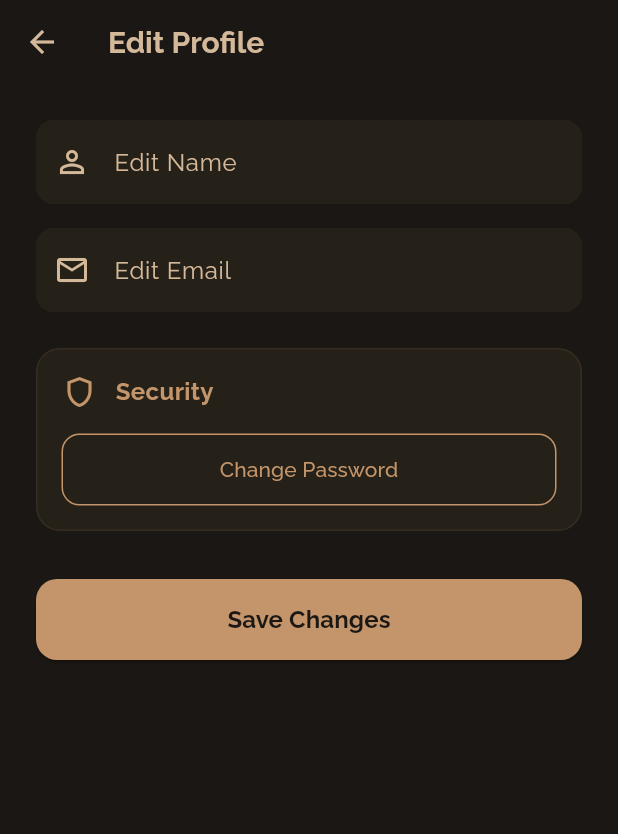
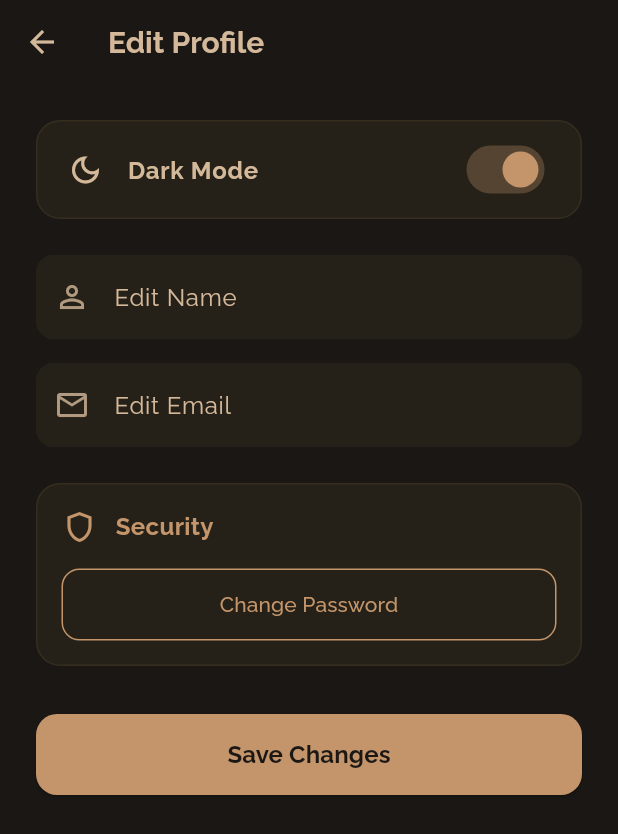
Before and after one commit to hasaanhameed/DermaLens, a Flutter app: the EditProfilePage screen opened directly, on a phone screen of 412 x 824 dp. Shown: the top 834 px of the screen. Run offline on Flutter 3.47's test engine with Material 3 defaults, Android fonts, the phone set to English and light mode, and no system bars; our stand-ins replace lottie.

Commit message:
Light Mode Updated

```diff
--- a/dermalens_frontend/lib/main.dart
+++ b/dermalens_frontend/lib/main.dart
@@ -44,12 +44,12 @@ class MyApp extends StatelessWidget {
           theme: ThemeData( // This represents the 'lightTheme'
             brightness: Brightness.light,
             scaffoldBackgroundColor: AppColors.blush,   // Beautiful Cream Background
-            cardColor: Colors.white,                    // Solid white cards!
+            cardColor: AppColors.cream,                    // Off-white cream cards instead of stark white!
             colorScheme: const ColorScheme.light(
               surface: AppColors.blush,                 // The cream background
               onSurface: AppColors.deepVoid,            // Almost black text for readability
               primary: AppColors.deepVoid,              // Black accent instead of gold!
-              secondary: Colors.white,                  // We will use crisp white for some cards
+              secondary: AppColors.cream,                  // Soft cream alternative to white
             ),
             fontFamily: 'Raleway',
           ),
--- a/dermalens_frontend/lib/pages/edit_profile_page.dart
+++ b/dermalens_frontend/lib/pages/edit_profile_page.dart
@@ -1,5 +1,6 @@
 import 'package:flutter/material.dart';
 import '../theme/app_colors.dart';
+import '../notifiers/theme_notifier.dart';
 
 class EditProfilePage extends StatefulWidget {
   const EditProfilePage({super.key});
@@ -13,32 +14,81 @@ class _EditProfilePageState extends State<EditProfilePage> {
 
   @override
   Widget build(BuildContext context) {
+    // 1. Grab Current Theme Variables!
+    final theme = Theme.of(context);
+    final bgColor = theme.scaffoldBackgroundColor;
+    final cardColor = theme.cardColor;
+    final textColor = theme.colorScheme.onSurface;
+    final accentColor = theme.colorScheme.primary;
+
     return Scaffold(
-      backgroundColor: AppColors.surface,
+      backgroundColor: bgColor,
       appBar: AppBar(
-        title: const Text(
+        title: Text(
           'Edit Profile',
           style: TextStyle(
             fontFamily: 'Raleway',
             fontSize: 20,
-            color: AppColors.sand,
+            color: textColor,
             fontWeight: FontWeight.bold,
           ),
         ),
-        backgroundColor: AppColors.surface,
-        iconTheme: const IconThemeData(color: AppColors.sand),
+        backgroundColor: bgColor,
+        iconTheme: IconThemeData(color: textColor),
         elevation: 0,
       ),
       body: SingleChildScrollView(
         padding: const EdgeInsets.all(24.0),
         child: Column(
           children: [
-            _buildEditField('Name', 'Hasaan', Icons.person_outline),
+            // Theme Switcher for Edit Page too
+            Container(
+              margin: const EdgeInsets.only(bottom: 24),
+              decoration: BoxDecoration(
+                color: cardColor,
+                borderRadius: BorderRadius.circular(16),
+                border: Border.all(
+                  color: accentColor.withValues(alpha: 0.1),
+                  width: 1,
+                ),
+              ),
+              child: ListTile(
+                contentPadding: const EdgeInsets.symmetric(horizontal: 20, vertical: 4),
+                leading: Icon(
+                  ThemeNotifier().isLightMode ? Icons.light_mode_outlined : Icons.dark_mode_outlined,
+                  color: textColor,
+                ),
+                title: Text(
+                  ThemeNotifier().isLightMode ? 'Light Mode' : 'Dark Mode',
+                  style: TextStyle(
+                    fontFamily: 'Raleway',
+                    fontSize: 16,
+                    color: textColor,
+                    fontWeight: FontWeight.bold,
+                  ),
+                ),
+                trailing: Switch(
+                  value: !ThemeNotifier().isLightMode,
+                  onChanged: (val) {
+                    ThemeNotifier().toggleTheme();
+                  },
+                  activeColor: accentColor,
+                  activeTrackColor: accentColor.withValues(alpha: 0.3),
+                  inactiveThumbColor: textColor,
+                  inactiveTrackColor: cardColor,
+                ),
+                shape: RoundedRectangleBorder(borderRadius: BorderRadius.circular(16)),
+              ),
+            ),
+
+            _buildEditField(
+              'Name', 'Hasaan', Icons.person_outline,
+              textColor: textColor, cardColor: cardColor, accentColor: accentColor,
+            ),
             const SizedBox(height: 16),
             _buildEditField(
-              'Email',
-              'hasaan@example.com',
-              Icons.email_outlined,
+              'Email', 'hasaan@example.com', Icons.email_outlined,
+              textColor: textColor, cardColor: cardColor, accentColor: accentColor,
             ),
             const SizedBox(height: 24),
 
@@ -47,25 +97,25 @@ class _EditProfilePageState extends State<EditProfilePage> {
               width: double.infinity,
               padding: const EdgeInsets.all(16),
               decoration: BoxDecoration(
-                color: AppColors.elevated,
+                color: cardColor,
                 borderRadius: BorderRadius.circular(16),
                 border: Border.all(
-                  color: AppColors.warmGold.withValues(alpha: 0.1),
+                  color: accentColor.withValues(alpha: 0.1),
                   width: 1,
                 ),
               ),
               child: Column(
                 crossAxisAlignment: CrossAxisAlignment.start,
                 children: [
-                  const Row(
+                  Row(
                     children: [
-                      Icon(Icons.shield_outlined, color: AppColors.warmGold),
-                      SizedBox(width: 12),
+                      Icon(Icons.shield_outlined, color: accentColor),
+                      const SizedBox(width: 12),
                       Text(
                         'Security',
                         style: TextStyle(
                           fontFamily: 'Raleway',
-                          color: AppColors.warmGold,
+                          color: accentColor,
                           fontWeight: FontWeight.bold,
                           fontSize: 16,
                         ),
@@ -84,17 +134,17 @@ class _EditProfilePageState extends State<EditProfilePage> {
                           });
                         },
                         style: OutlinedButton.styleFrom(
-                          side: const BorderSide(color: AppColors.warmGold),
+                          side: BorderSide(color: accentColor),
                           shape: RoundedRectangleBorder(
                             borderRadius: BorderRadius.circular(12),
                           ),
                           padding: const EdgeInsets.symmetric(vertical: 14),
                         ),
-                        child: const Text(
+                        child: Text(
                           'Change Password',
                           style: TextStyle(
                             fontFamily: 'Raleway',
-                            color: AppColors.warmGold,
+                            color: accentColor,
                           ),
                         ),
                       ),
@@ -104,18 +154,22 @@ class _EditProfilePageState extends State<EditProfilePage> {
                       'Current Password',
                       '********',
                       Icons.lock_outline,
+                      labelPrefix: 'Enter ', // Fixing specific text
                       obscureText: true,
-                      fillColor: AppColors.surface,
-                      borderColor: AppColors.surface,
+                      fillColor: bgColor,
+                      borderColor: bgColor,
+                      textColor: textColor, cardColor: cardColor, accentColor: accentColor,
                     ),
                     const SizedBox(height: 12),
                     _buildEditField(
                       'New Password',
                       '********',
                       Icons.lock_reset_outlined,
+                      labelPrefix: 'Enter ', // Fixing specific text
                       obscureText: true,
-                      fillColor: AppColors.surface,
-                      borderColor: AppColors.surface,
+                      fillColor: bgColor,
+                      borderColor: bgColor,
+                      textColor: textColor, cardColor: cardColor, accentColor: accentColor,
                     ),
                     const SizedBox(height: 8),
                     Align(
@@ -126,11 +180,11 @@ class _EditProfilePageState extends State<EditProfilePage> {
                             _showPasswordFields = false;
                           });
                         },
-                        child: const Text(
+                        child: Text(
                           'Cancel',
                           style: TextStyle(
                             fontFamily: 'Raleway',
-                            color: AppColors.sand,
+                            color: textColor,
                           ),
                         ),
                       ),
@@ -149,16 +203,16 @@ class _EditProfilePageState extends State<EditProfilePage> {
                   Navigator.pop(context);
                 },
                 style: ElevatedButton.styleFrom(
-                  backgroundColor: AppColors.warmGold,
+                  backgroundColor: accentColor,
                   shape: RoundedRectangleBorder(
                     borderRadius: BorderRadius.circular(14),
                   ),
                 ),
-                child: const Text(
+                child: Text(
                   'Save Changes',
                   style: TextStyle(
                     fontFamily: 'Raleway',
-                    color: AppColors.surface,
+                    color: bgColor,
                     fontSize: 16,
                     fontWeight: FontWeight.bold,
                   ),
@@ -175,35 +229,39 @@ class _EditProfilePageState extends State<EditProfilePage> {
     String label,
     String placeholder,
     IconData icon, {
+    String labelPrefix = 'Edit ',
     bool obscureText = false,
-    Color fillColor = AppColors.elevated,
-    Color borderColor = AppColors.elevated,
+    Color? fillColor,
+    Color? borderColor,
+    required Color textColor,
+    required Color cardColor,
+    required Color accentColor,
   }) {
     return TextField(
       obscureText: obscureText,
-      style: const TextStyle(fontFamily: 'Raleway', color: AppColors.blush),
+      style: TextStyle(fontFamily: 'Raleway', color: textColor),
       decoration: InputDecoration(
-        labelText: 'Edit $label',
+        labelText: '$labelPrefix$label',
         hintText: placeholder,
         hintStyle: TextStyle(
           fontFamily: 'Raleway',
-          color: AppColors.sand.withValues(alpha: 0.5),
+          color: textColor.withValues(alpha: 0.5),
         ),
-        labelStyle: const TextStyle(
+        labelStyle: TextStyle(
           fontFamily: 'Raleway',
-          color: AppColors.sand,
+          color: textColor,
         ),
-        prefixIcon: Icon(icon, color: AppColors.sand),
+        prefixIcon: Icon(icon, color: textColor.withValues(alpha: 0.8)),
         enabledBorder: OutlineInputBorder(
           borderRadius: BorderRadius.circular(12),
-          borderSide: BorderSide(color: borderColor),
+          borderSide: BorderSide(color: borderColor ?? cardColor),
         ),
         focusedBorder: OutlineInputBorder(
           borderRadius: BorderRadius.circular(12),
-          borderSide: const BorderSide(color: AppColors.warmGold),
+          borderSide: BorderSide(color: accentColor),
         ),
         filled: true,
-        fillColor: fillColor,
+        fillColor: fillColor ?? cardColor,
       ),
     );
   }
--- a/dermalens_frontend/lib/pages/history_details_page.dart
+++ b/dermalens_frontend/lib/pages/history_details_page.dart
@@ -16,6 +16,8 @@ class HistoryDetailsPage extends StatelessWidget {
     final cardColor = theme.cardColor;
     final textColor = theme.colorScheme.onSurface;
         final accentColor = theme.colorScheme.primary; // Mapped to gold in dark, black in light!
+        final highlightColor = theme.brightness == Brightness.light ? AppColors.sand : cardColor;
+        final popupBgColor = theme.brightness == Brightness.light ? AppColors.cream : cardColor;
 
 
     return Scaffold(
@@ -164,7 +166,7 @@ class HistoryDetailsPage extends StatelessWidget {
                     width: double.infinity,
                     child: ElevatedButton.icon(
                       style: ElevatedButton.styleFrom(
-                        backgroundColor: cardColor, // <--- Dynamic Card button background
+                        backgroundColor: highlightColor, // <--- Highlighted button background
                         side: BorderSide(color: accentColor.withValues(alpha: 0.5)),
                         padding: const EdgeInsets.symmetric(horizontal: 12, vertical: 8),
                         shape: RoundedRectangleBorder(borderRadius: BorderRadius.circular(12)),
@@ -185,7 +187,7 @@ class HistoryDetailsPage extends StatelessWidget {
                           context: context,
                           builder: (context) {
                             return AlertDialog(
-                              backgroundColor: cardColor, // <--- Dynamic Dialog background
+                              backgroundColor: popupBgColor, // <--- Cream Dialog background in light mode
                               shape: RoundedRectangleBorder(
                                 borderRadius: BorderRadius.circular(20),
                                 side: BorderSide(color: accentColor.withValues(alpha: 0.5)),
--- a/dermalens_frontend/lib/pages/profile_page.dart
+++ b/dermalens_frontend/lib/pages/profile_page.dart
@@ -89,8 +89,8 @@ class ProfilePage extends StatelessWidget {
             // THE MAGICAL DARK MODE SWITCH
             _buildListTile(
               context: context,
-              icon: Icons.dark_mode_outlined,
-              title: 'Dark Mode',
+              icon: ThemeNotifier().isLightMode ? Icons.light_mode_outlined : Icons.dark_mode_outlined,
+              title: ThemeNotifier().isLightMode ? 'Light Mode' : 'Dark Mode',
               trailing: Switch(
                 // True if theme is NOT light mode
                 value: !ThemeNotifier().isLightMode,
--- a/dermalens_frontend/lib/theme/app_colors.dart
+++ b/dermalens_frontend/lib/theme/app_colors.dart
@@ -7,6 +7,7 @@ class AppColors {
   static const Color warmGold = Color(0xFFC4956A);
   static const Color sand = Color(0xFFD4B89A);
   static const Color blush = Color(0xFFE8D5C0);
+  static const Color cream = Color(0xFFF9F6F0); // Beautiful slightly off-white cream color
   static const Color severityLow = Color(0xFF4CAF50);
   static const Color severityMedium = warmGold;
   static const Color severityHigh = Color(0xFFE57373);
```
